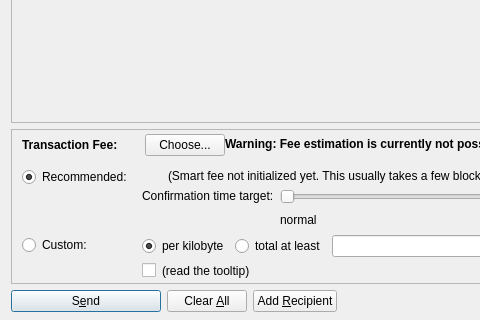
Above: src/qt/forms/sendcoinsdialog.ui from laurobeleche/Nucleon before the change; both pictures show x 0 to 480 and y 206 to 526 of the 850 by 526 pixel window. Below: the same form after it.
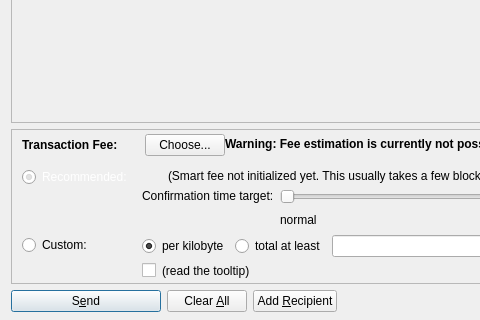
That is the form after the change. Custom widgets are drawn as their Qt base class.

```diff
--- a/src/qt/forms/sendcoinsdialog.ui
+++ b/src/qt/forms/sendcoinsdialog.ui
@@ -941,6 +941,9 @@
               <layout class="QVBoxLayout" name="verticalLayoutFee4" stretch="0,1">
                <item>
                 <widget class="QRadioButton" name="radioSmartFee">
+                  <property name="styleSheet">
+                    <string notr="true">color:white;</string>
+                 </property>
                  <property name="text">
                   <string>Recommended:</string>
                  </property>
```
